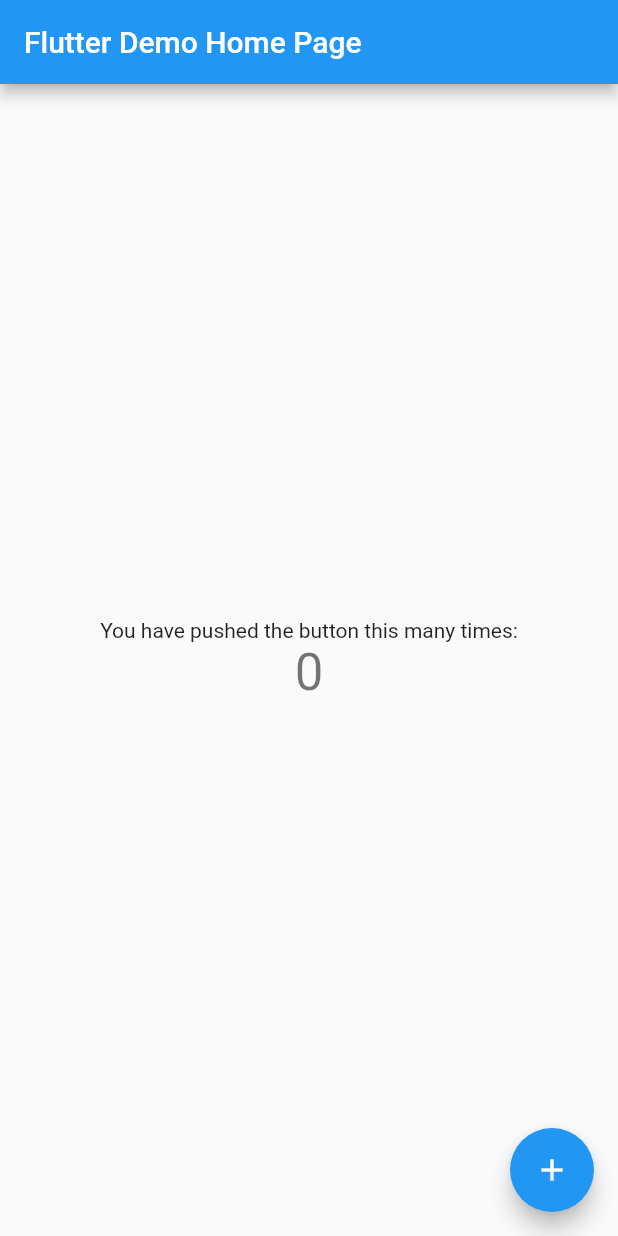
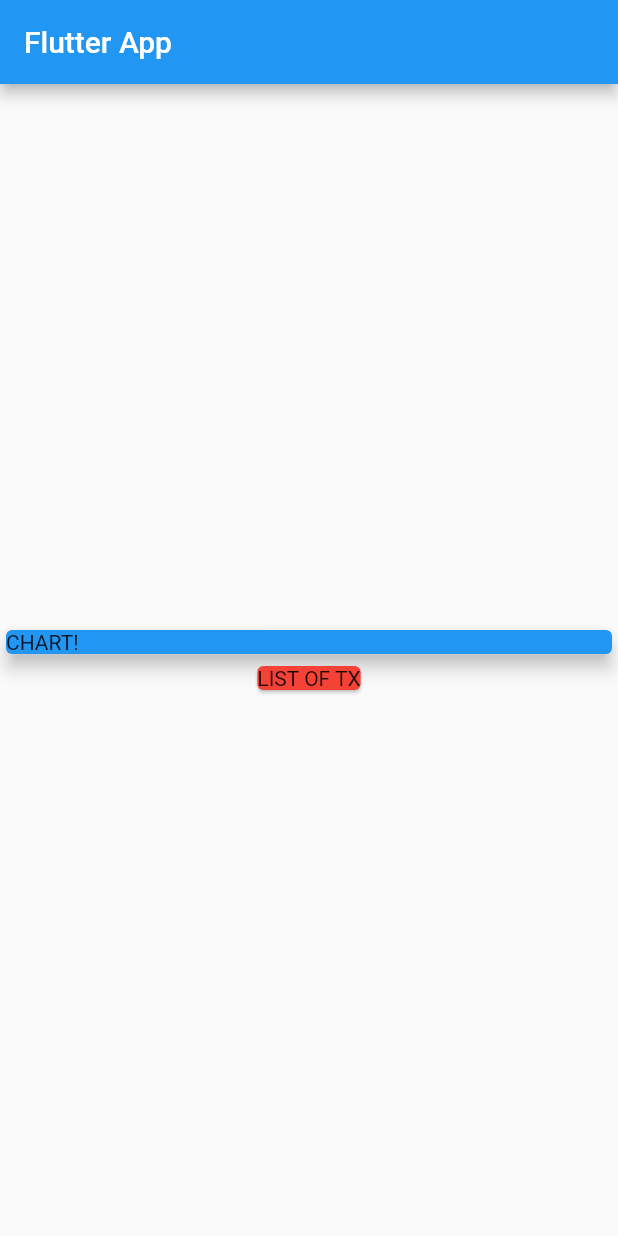
Before and after one commit to akakiev/personal-expenses-app, a Flutter app: the screen it shows after launch, on a phone screen of 412 x 824 dp. Run offline on Flutter 3.47's test engine with Material 2 defaults, Android fonts, the phone set to English and light mode, and no system bars.

Commit message:
Added Stateles Widget with two card widgets

```diff
--- a/lib/main.dart
+++ b/lib/main.dart
@@ -7,109 +7,37 @@ void main() {
 class MyApp extends StatelessWidget {
   const MyApp({super.key});
 
-  // This widget is the root of your application.
   @override
   Widget build(BuildContext context) {
     return MaterialApp(
-      title: 'Flutter Demo',
-      theme: ThemeData(
-        // This is the theme of your application.
-        //
-        // Try running your application with "flutter run". You'll see the
-        // application has a blue toolbar. Then, without quitting the app, try
-        // changing the primarySwatch below to Colors.green and then invoke
-        // "hot reload" (press "r" in the console where you ran "flutter run",
-        // or simply save your changes to "hot reload" in a Flutter IDE).
-        // Notice that the counter didn't reset back to zero; the application
-        // is not restarted.
-        primarySwatch: Colors.blue,
-      ),
-      home: const MyHomePage(title: 'Flutter Demo Home Page'),
+      title: 'Flutter App',
+      home: MyHomePage(),
     );
   }
 }
 
-class MyHomePage extends StatefulWidget {
-  const MyHomePage({super.key, required this.title});
-
-  // This widget is the home page of your application. It is stateful, meaning
-  // that it has a State object (defined below) that contains fields that affect
-  // how it looks.
-
-  // This class is the configuration for the state. It holds the values (in this
-  // case the title) provided by the parent (in this case the App widget) and
-  // used by the build method of the State. Fields in a Widget subclass are
-  // always marked "final".
-
-  final String title;
-
-  @override
-  State<MyHomePage> createState() => _MyHomePageState();
-}
-
-class _MyHomePageState extends State<MyHomePage> {
-  int _counter = 0;
-
-  void _incrementCounter() {
-    setState(() {
-      // This call to setState tells the Flutter framework that something has
-      // changed in this State, which causes it to rerun the build method below
-      // so that the display can reflect the updated values. If we changed
-      // _counter without calling setState(), then the build method would not be
-      // called again, and so nothing would appear to happen.
-      _counter++;
-    });
-  }
-
+class MyHomePage extends StatelessWidget {
   @override
   Widget build(BuildContext context) {
-    // This method is rerun every time setState is called, for instance as done
-    // by the _incrementCounter method above.
-    //
-    // The Flutter framework has been optimized to make rerunning build methods
-    // fast, so that you can just rebuild anything that needs updating rather
-    // than having to individually change instances of widgets.
     return Scaffold(
       appBar: AppBar(
-        // Here we take the value from the MyHomePage object that was created by
-        // the App.build method, and use it to set our appbar title.
-        title: Text(widget.title),
+        title: Text('Flutter App'),
       ),
-      body: Center(
-        // Center is a layout widget. It takes a single child and positions it
-        // in the middle of the parent.
-        child: Column(
-          // Column is also a layout widget. It takes a list of children and
-          // arranges them vertically. By default, it sizes itself to fit its
-          // children horizontally, and tries to be as tall as its parent.
-          //
-          // Invoke "debug painting" (press "p" in the console, choose the
-          // "Toggle Debug Paint" action from the Flutter Inspector in Android
-          // Studio, or the "Toggle Debug Paint" command in Visual Studio Code)
-          // to see the wireframe for each widget.
-          //
-          // Column has various properties to control how it sizes itself and
-          // how it positions its children. Here we use mainAxisAlignment to
-          // center the children vertically; the main axis here is the vertical
-          // axis because Columns are vertical (the cross axis would be
-          // horizontal).
-          mainAxisAlignment: MainAxisAlignment.center,
-          children: <Widget>[
-            const Text(
-              'You have pushed the button this many times:',
+      body: Column(
+        mainAxisAlignment: MainAxisAlignment.center,
+        crossAxisAlignment: CrossAxisAlignment.center,
+        children: <Widget>[
+          Container(
+            width: double.infinity,
+            child: Card(
+              color: Colors.blue,
+              child: Text('CHART!'),
+              elevation: 5,
             ),
-            Text(
-              '$_counter',
-              style: Theme.of(context).textTheme.headline4,
-            ),
-          ],
-        ),
+          ),
+          Card(color: Colors.red, child: Text('LIST OF TX')),
+        ],
       ),
-      floatingActionButton: FloatingActionButton(
-        onPressed: _incrementCounter,
-        tooltip: 'Increment',
-        child: const Icon(Icons.add),
-      ), // This trailing comma makes auto-formatting nicer for build methods.
     );
   }
 }
```
